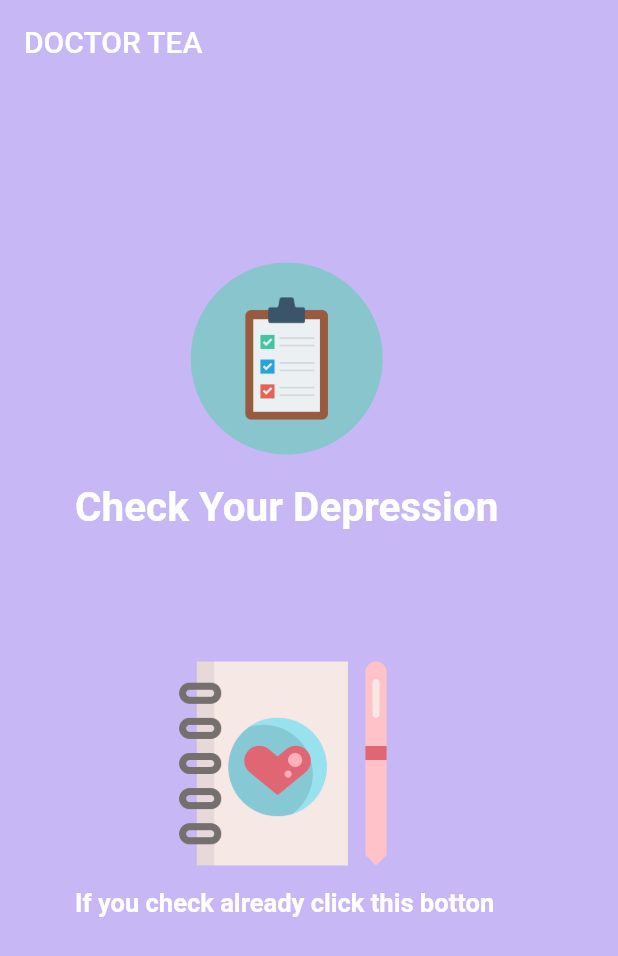
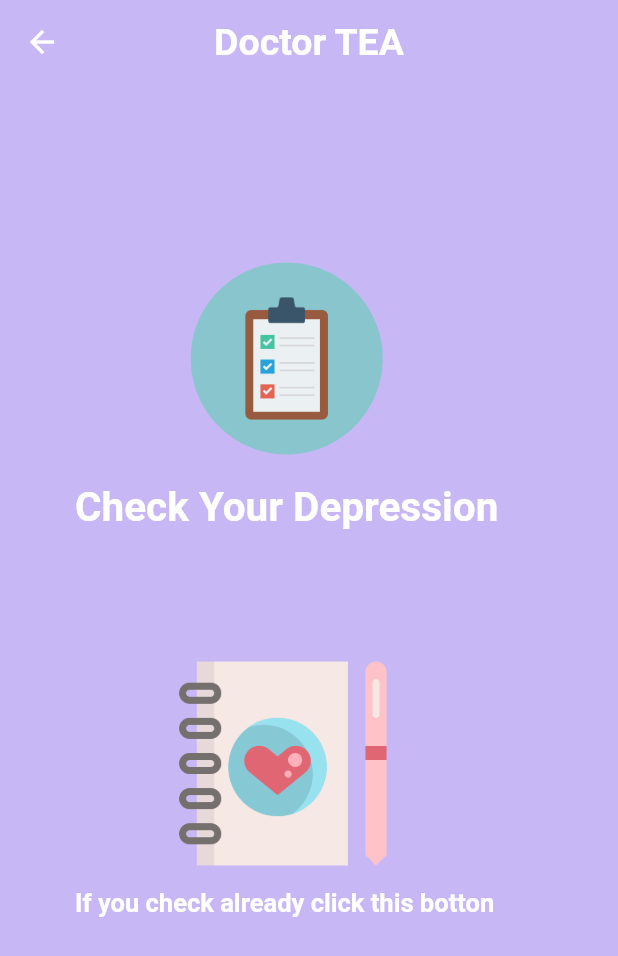
Before and after one commit to gubewgibi/Diary_app, a Flutter app: the screen it shows after launch, on a phone screen of 412 x 824 dp. Shown: the top 956 px of the screen. Run offline on Flutter 3.47's test engine with Material 2 defaults, Android fonts, the phone set to English and light mode, and no system bars; our stand-ins replace cloud_firestore, firebase_storage, flutter_svg, image_picker, video_player; accounts and stored records are empty; Roboto replaces fonts that are missing (Varela).

Commit message:
change font size
change font size

```diff
--- a/lib/Quiz/UI/question_text.dart
+++ b/lib/Quiz/UI/question_text.dart
@@ -45,10 +45,10 @@ class QuestionTextState extends State<QuestionText> with SingleTickerProviderSta
     return new Material(
       color: Colors.white,
       child: new Padding(
-        padding: new EdgeInsets.symmetric(vertical: 20.0),
+        padding: new EdgeInsets.symmetric(vertical: 30.0),
         child: new Center(
           child: new Text("Statement " + widget._questionNumber.toString() + ": " + widget._question,
-            style: new TextStyle(fontSize: _fontSizeAnimation.value * 15),
+            style: new TextStyle(fontSize: _fontSizeAnimation.value * 25 , fontWeight: FontWeight.bold),
           ),
         )
       ),
--- a/lib/splash/choosePage.dart
+++ b/lib/splash/choosePage.dart
@@ -22,9 +22,19 @@ class choosePage extends StatelessWidget {
     return Scaffold(
         backgroundColor: Color(0xFFC7B8F5),
         appBar: AppBar(
-          title: Text('DOCTOR TEA'),
-          elevation: 0,
-          backgroundColor: Color(0xFFC7B8F5),
+          backgroundColor:  Color(0xFFC7B8F5),
+          elevation: 0.0,
+          centerTitle: true,
+          title: Text('Doctor TEA',
+              style: TextStyle(
+                  fontFamily: 'Varela',
+                  fontSize: 25.0,
+                  fontWeight: FontWeight.bold,
+                  color: Colors.white)),
+          leading: IconButton(
+            icon: Icon(Icons.arrow_back, color: Colors.white),
+            onPressed: () {},
+          ),
         ),
         body: Stack(
           children: <Widget>[
```
Also changed, not shown: lib/ui/informationPage.dart (+9 -1 lines), lib/ui/viewPage.dart (+4 -4 lines).
